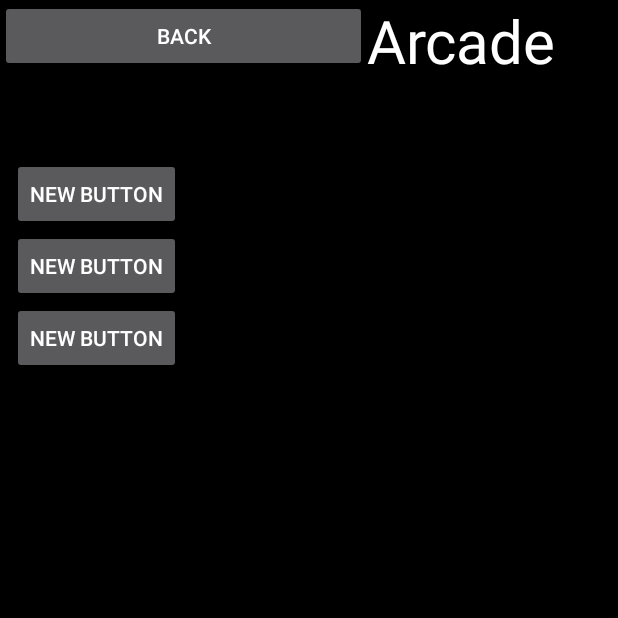
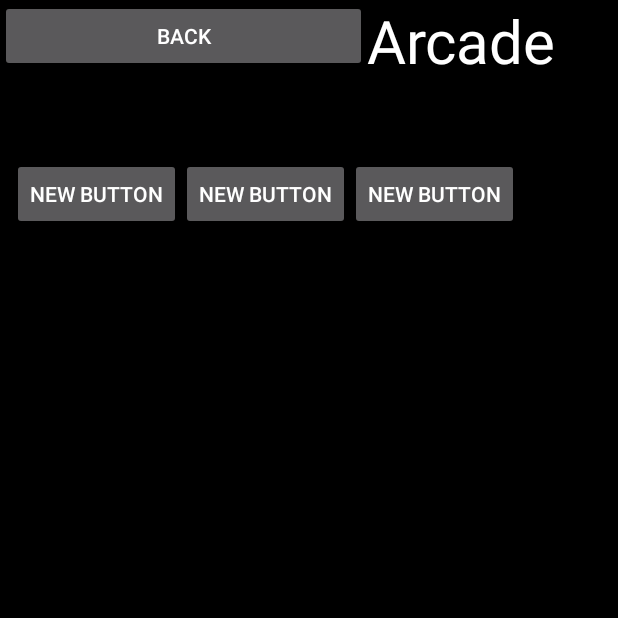
Before and after one commit to viktorKorolyuk/figit, an Android app: the arcade screen opened directly, with no data from a screen before it, after a tap on "NEW BUTTON", on a phone screen of 412 x 824 dp, the top half of it. Run offline under Robolectric (Android 15) with nearby library versions, the phone set to English and light mode, and no system bars.

```diff
--- a/FigitOne/app/src/main/java/com/korolyuk/viktor/figitone/arcade.java
+++ b/FigitOne/app/src/main/java/com/korolyuk/viktor/figitone/arcade.java
@@ -25,7 +25,11 @@ public class arcade extends ActionBarActivity {
     boolean click12 = false;
     boolean click13 = false;
     int i = 1;
-    String[] code = {"1,2,3","3,2,1"};
+    int bu1One = 0;
+    int bu2One = 0;
+    int bu3One = 0;
+
+    String[] code = {"1,2,3"};
 
     @Override
     protected void onCreate(Bundle savedInstanceState) {
@@ -38,10 +42,12 @@ public class arcade extends ActionBarActivity {
         String code11 = code1Decode[0];
         String code12 = code1Decode[1];
         String code13 = code1Decode[2];
-
         final Button bu1 = (Button) findViewById(R.id.bu1);
         final Button bu2 = (Button) findViewById(R.id.bu2);
         final Button bu3 = (Button) findViewById(R.id.bu3);
+
+
+
 
 
         bu1.setOnClickListener(new View.OnClickListener() {
@@ -56,11 +62,7 @@ public class arcade extends ActionBarActivity {
                                 click11 = true;
                                 Toast.makeText(getApplicationContext(), "click11 = true", Toast.LENGTH_LONG).show();
                             }}}}
-                    if (codes.equals("3,2,1")) {
-                        if (click13 == true) {
-                            if(click12 == true){
-                                click11 = true;
-                            }}}
+
                 else {click11 = true;}
             }});
         bu2.setOnClickListener(new View.OnClickListener() {
@@ -74,13 +76,7 @@ public class arcade extends ActionBarActivity {
                                 click12 = true;
                             }}}
                 }
-                    if (codes.equals("3,2,1")) {
-                        if (click13 == true) {
-                            if(click12 == false){
-                                if (click11 == false){
-                                    click12 = true;
-                                }
-                            }}}
+
                 else {click12 = true;}
             }});
 
@@ -91,35 +87,19 @@ public class arcade extends ActionBarActivity {
 
                 if (codes.equals("1,2,3")) {
 
-                    if (click11 == true) {
-                        if (click12 == true) {
+                    if (click11) {
+                        if (click12) {
                             if (!click13) {
                                 click13 = true;
-                              //  Toast.makeText(getApplicationContext(), "1,2,3 works", Toast.LENGTH_LONG).show();
+                                Toast.makeText(getApplicationContext(), "1,2,3 works", Toast.LENGTH_LONG).show();
                                 //// TODO: 15-09-23 DO COMMAND HERE
                             }}}}
-                if (codes.equals("3,2,1")) {
-                    if (!click11) {
-                        if(!click12){
 
-                           /**
-                            if(!click13){
-                                if (!click12) {
-                                    if(!click11){
-                                        click13 = true;
-                                    }
-
-
-                        }
-                             */
-                        }
-                    }
-                }
-                if (click13 == true || click12 == true || click11 == true){
+                if (click13 || click12 || click11){
                     Toast.makeText(getApplicationContext(), "Range should be between 15 to 25", Toast.LENGTH_LONG).show();
 
                 }
-            else{click13 = true;}
+
             }
 
 
--- a/FigitOne/app/src/main/res/layout/arcade.xml
+++ b/FigitOne/app/src/main/res/layout/arcade.xml
@@ -59,18 +59,18 @@
             android:layout_height="wrap_content"
             android:text="New Button"
             android:id="@+id/bu2"
-            android:layout_below="@+id/bu1"
-            android:layout_alignParentLeft="true"
-            android:layout_alignParentStart="true" />
+            android:layout_alignParentTop="true"
+            android:layout_toRightOf="@+id/bu1"
+            android:layout_toEndOf="@+id/bu1" />
 
         <Button
             android:layout_width="wrap_content"
             android:layout_height="wrap_content"
             android:text="New Button"
             android:id="@+id/bu3"
-            android:layout_below="@+id/bu2"
-            android:layout_alignParentLeft="true"
-            android:layout_alignParentStart="true" />
+            android:layout_alignParentTop="true"
+            android:layout_toRightOf="@+id/bu2"
+            android:layout_toEndOf="@+id/bu2" />
     </RelativeLayout>
 
 
```
